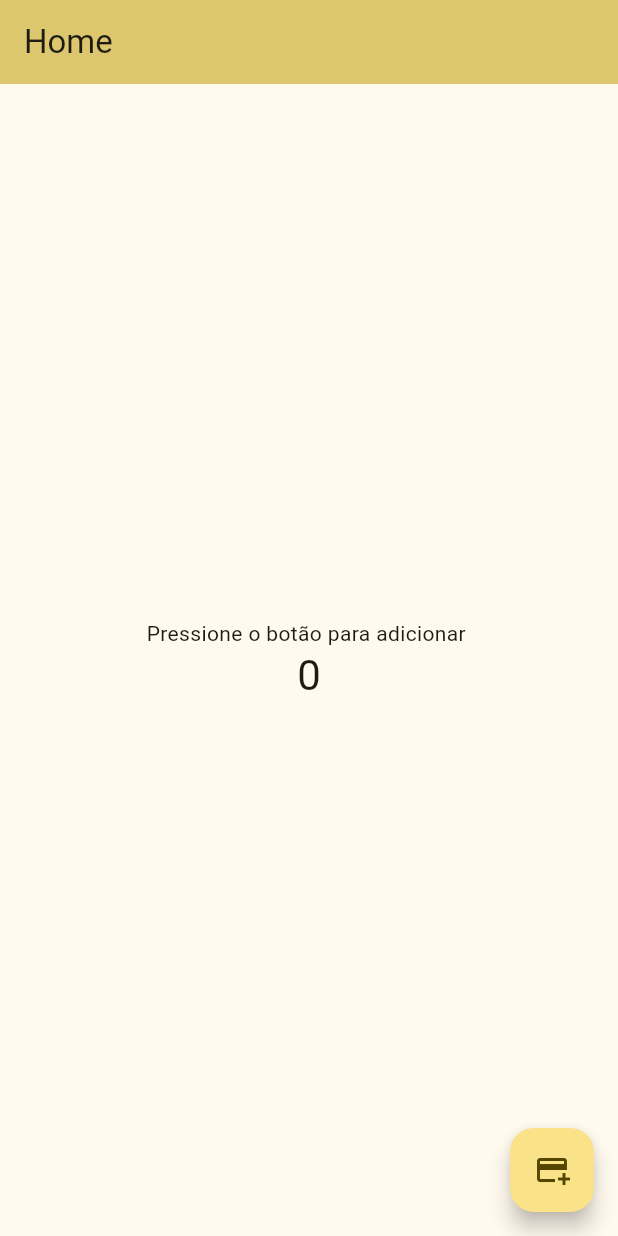
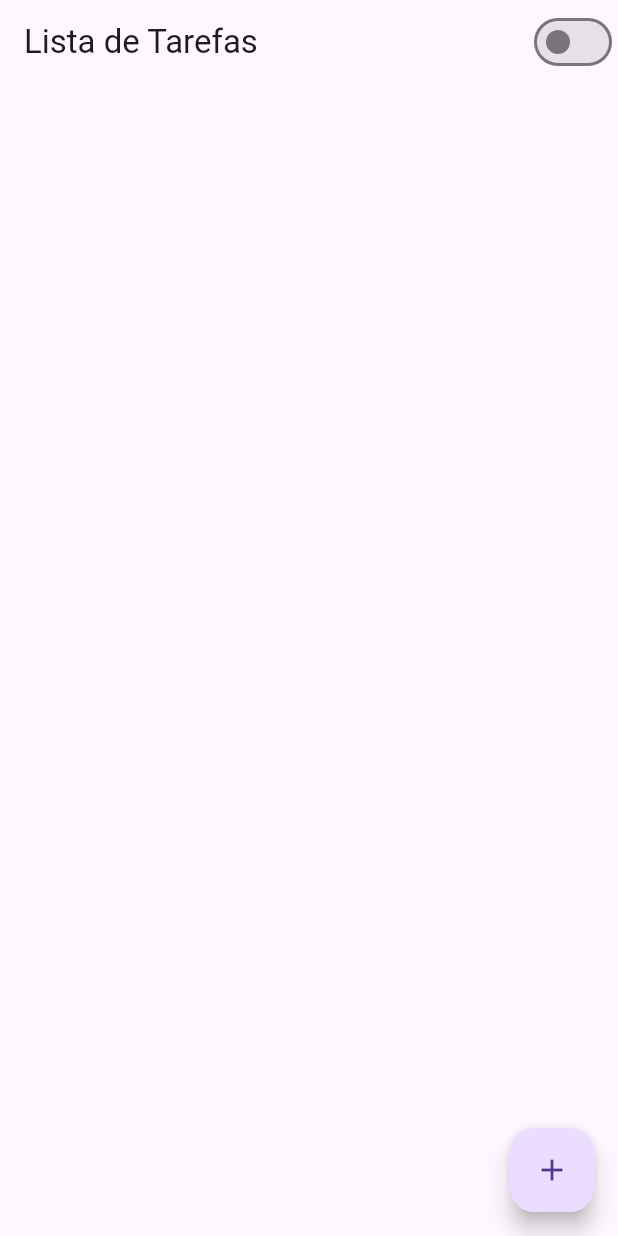
Before and after one commit to jfabiosan/dioproject, a Flutter app: the screen it shows after launch, on a phone screen of 412 x 824 dp. Run offline on Flutter 3.47's test engine with Material 3 defaults, Android fonts, the phone set to English and light mode, and no system bars.

Commit message:
implementado edit_dialog

```diff
--- /dev/null
+++ b/devtools_options.yaml
@@ -0,0 +1 @@
+extensions:
--- a/lib/main.dart
+++ b/lib/main.dart
@@ -1,4 +1,7 @@
 import 'package:flutter/material.dart';
+import 'package:provider/provider.dart';
+import 'page/task_page.dart';
+import 'service_provider.dart';
 
 void main() {
   runApp(const MyApp());
@@ -9,62 +12,14 @@ class MyApp extends StatelessWidget {
 
   @override
   Widget build(BuildContext context) {
-    return MaterialApp(
-      title: 'My First App Flutter',
-      theme: ThemeData(
-        colorScheme: ColorScheme.fromSeed(
-            seedColor: const Color.fromARGB(255, 201, 178, 79)),
-        useMaterial3: true,
-      ),
-      home: const Center(child: MyHomePage(title: 'Home')),
-      debugShowCheckedModeBanner: false,
-    );
-  }
-}
-
-class MyHomePage extends StatefulWidget {
-  const MyHomePage({super.key, required this.title});
-
-  final String title;
-
-  @override
-  State<MyHomePage> createState() => _MyHomePageState();
-}
-
-class _MyHomePageState extends State<MyHomePage> {
-  int _counter = 0;
-
-  void _incrementCounter() {
-    setState(() {
-      _counter++;
-    });
-  }
-
-  @override
-  Widget build(BuildContext context) {
-    return Scaffold(
-      appBar: AppBar(
-        backgroundColor: Theme.of(context).colorScheme.inversePrimary,
-        title: Text(widget.title),
-      ),
-      body: Center(
-        child: Column(
-          mainAxisAlignment: MainAxisAlignment.center,
-          children: <Widget>[
-            const Text(
-              'Pressione o botão para adicionar ',
-            ),
-            Text(
-              '$_counter',
-              style: Theme.of(context).textTheme.headlineMedium,
-            ),
-          ],
+    return ChangeNotifierProvider(
+      create: (context) => ServiceProvider(),
+      child: MaterialApp(
+        title: 'Lista de Tarefas',
+        theme: ThemeData(
+          primarySwatch: Colors.blue,
         ),
-      ),
-      floatingActionButton: FloatingActionButton(
-        onPressed: _incrementCounter,
-        tooltip: 'Increment',
-        child: const Icon(Icons.add_card),
+        home: const TaskPage(),
       ),
     );
   }
--- /dev/null
+++ b/lib/model/task_model.dart
@@ -0,0 +1,9 @@
+class TaskModel {
+  String title;
+  bool completed;
+
+  TaskModel({
+    required this.title,
+    this.completed = false,
+  });
+}
--- /dev/null
+++ b/lib/page/task_page.dart
@@ -0,0 +1,102 @@
+import 'package:dioproject/dialog/edit_dialog.dart';
+import 'package:flutter/material.dart';
+import 'package:provider/provider.dart';
+import '/dialog/add_dialog.dart';
+import '/service_provider.dart';
+import '/model/task_model.dart';
+
+class TaskPage extends StatelessWidget {
+  const TaskPage({Key? key}) : super(key: key);
+
+  @override
+  Widget build(BuildContext context) {
+    return Scaffold(
+      appBar: AppBar(
+        title: const Text('Lista de Tarefas'),
+        actions: const [
+          //metodo switch da Appbar
+          TaskSwitch(),
+        ],
+      ),
+      body: Consumer<ServiceProvider>(
+        builder: (context, todoProvider, child) {
+          // variável showCompletedTasks determinar se as tarefas concluídas sao exibidas
+          final bool showCompletedTasks = todoProvider.switchValue;
+          final List<TaskModel> visibleTask = showCompletedTasks
+              ? todoProvider.todoItems
+              : todoProvider.todoItems
+                  .where((task) => !task.completed)
+                  .toList();
+          return ListView.builder(
+            itemCount: visibleTask.length,
+            itemBuilder: (context, index) {
+              final task = visibleTask[index];
+              return TaskListItem(task: task);
+            },
+          );
+        },
+      ),
+      floatingActionButton: FloatingActionButton(
+        onPressed: () {
+          AddDialog.show(context);
+        },
+        child: const Icon(Icons.add),
+      ),
+    );
+  }
+}
+
+//Switch da AppBar
+class TaskSwitch extends StatelessWidget {
+  const TaskSwitch({super.key});
+
+  @override
+  Widget build(BuildContext context) {
+    return Consumer<ServiceProvider>(
+      builder: (context, todoProvider, child) {
+        return Switch(
+          value: todoProvider.switchValue,
+          onChanged: (value) {
+            todoProvider.updateSwitchValue(value);
+          },
+        );
+      },
+    );
+  }
+}
+
+//tarefas da ListView
+class TaskListItem extends StatelessWidget {
+  final TaskModel task;
+
+  const TaskListItem({Key? key, required this.task}) : super(key: key);
+
+  @override
+  Widget build(BuildContext context) {
+    return ListTile(
+      title: Text(task.title),
+      //Switch das tarefas
+      trailing: Row(
+        mainAxisSize: MainAxisSize.min,
+        children: [
+          IconButton(
+            onPressed: () {
+              showDialog(
+                context: context,
+                builder: (_) => EditDialog(task: task),
+              );
+            },
+            icon: const Icon(Icons.edit),
+          ),
+          Switch(
+            value: task.completed,
+            onChanged: (value) {
+              Provider.of<ServiceProvider>(context, listen: false)
+                  .updateTaskCompletion(task, value);
+            },
+          ),
+        ],
+      ),
+    );
+  }
+}
--- a/pubspec.yaml
+++ b/pubspec.yaml
@@ -35,6 +35,7 @@ dependencies:
   # The following adds the Cupertino Icons font to your application.
   # Use with the CupertinoIcons class for iOS style icons.
   cupertino_icons: ^1.0.2
+  provider: ^6.1.1
 
 dev_dependencies:
   flutter_test:
```
Also changed, not shown: lib/dialog/add_dialog.dart (added, +53 -0 lines), lib/dialog/edit_dialog.dart (added, +59 -0 lines), lib/service_provider.dart (added, +43 -0 lines), pubspec.lock.
